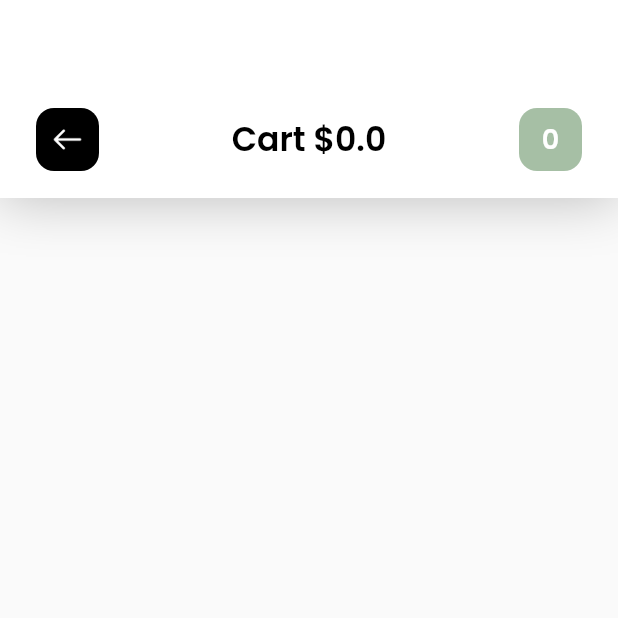
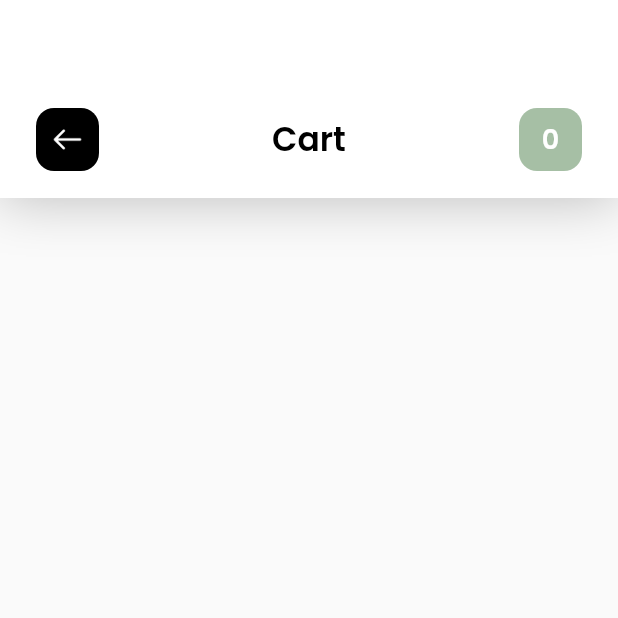
Before and after one commit to a-starcode/flutter-hayari, a Flutter app: the CartPage screen opened directly, on a phone screen of 412 x 824 dp, the top half of it. Run offline on Flutter 3.47's test engine with Material 2 defaults, Android fonts, the phone set to English and light mode, and no system bars; our stand-ins replace cloud_firestore, firebase_auth, firebase_core, google_fonts; accounts and stored records are empty.

Commit message:
added ss

```diff
--- a/lib/screens/cart_page.dart
+++ b/lib/screens/cart_page.dart
@@ -76,11 +76,8 @@ class _CartPageState extends State<CartPage> {
                               Map _productsMap =
                                   productsSnapshot.data!.data() as Map;
 
-
-                                _cart_total += _productsMap['price'];
-                                print(_cart_total);
-
-
+                              _cart_total += _productsMap['price'];
+                              print(_cart_total);
 
                               return Padding(
                                 padding: const EdgeInsets.only(
@@ -165,7 +162,7 @@ class _CartPageState extends State<CartPage> {
             },
           ),
           CustomActionBar(
-            title: "Cart \$${_cart_total}",
+            title: "Cart",
             hasBackArrow: true,
           ),
         ],
```
Also changed, not shown: pubspec.lock, ss/hayari_cart_ss1.png (added), ss/hayari_home_ss1.png (added), ss/hayari_home_ss2.png (added), ss/hayari_login_ss1.png (added), ss/hayari_product_ss1.png (added), 2 other files.
